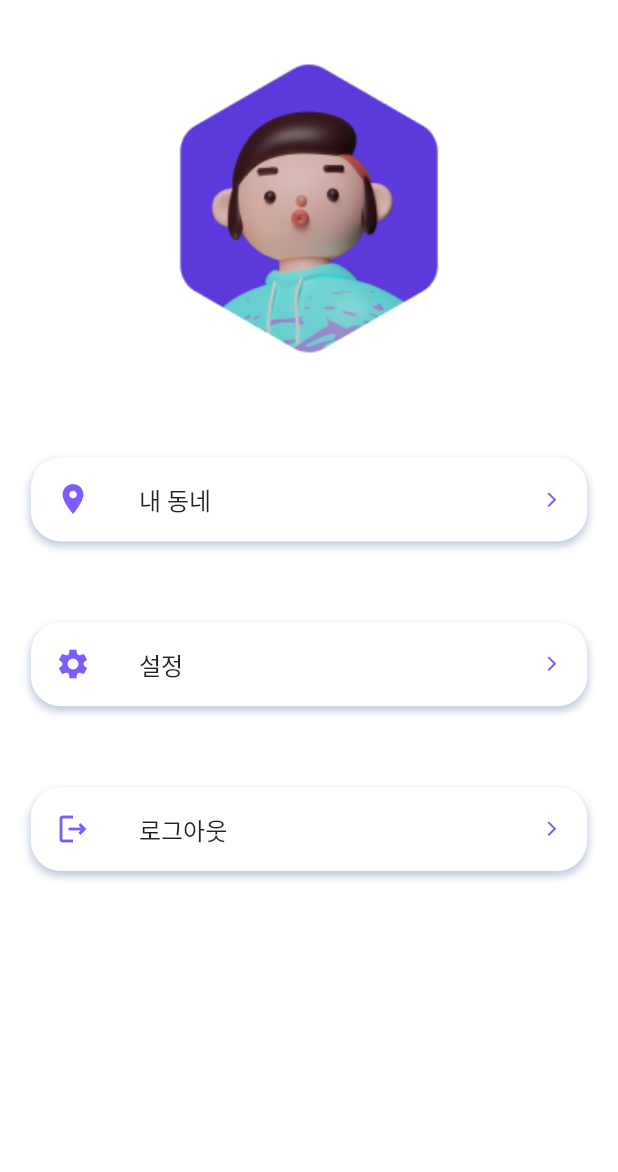
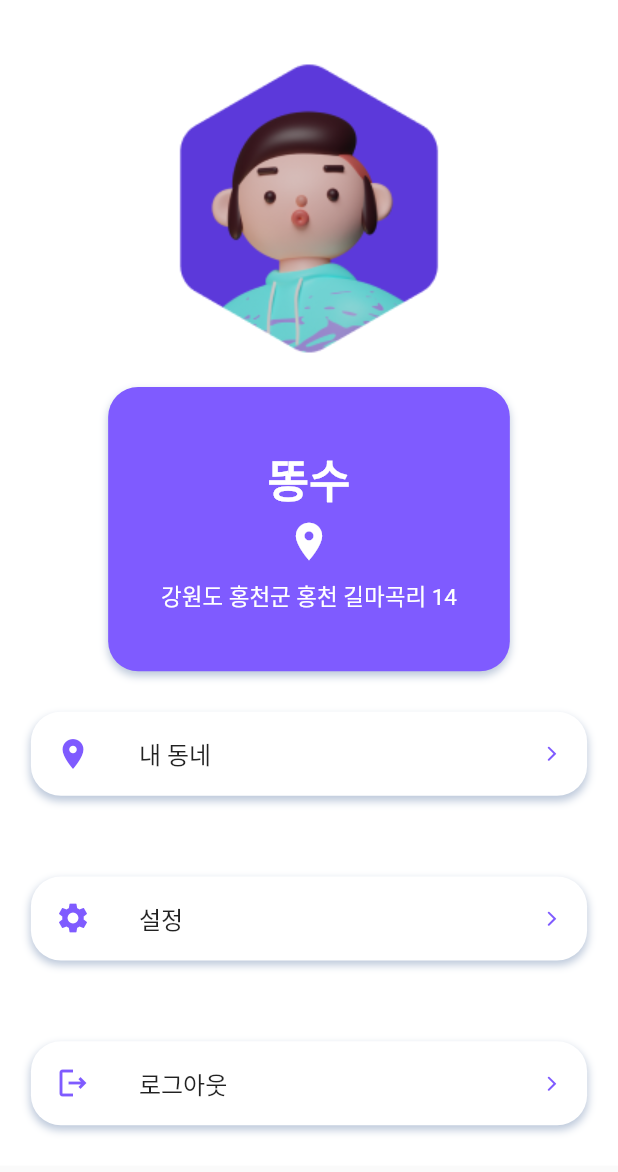
Before and after one commit to clroot/nona-muckja-frontend, a Flutter app: the ProfilePage screen opened directly, on a phone screen of 412 x 824 dp. Shown: the top 1172 px of the screen. Run offline on Flutter 3.47's test engine with Material 2 defaults, Android fonts, the phone set to English and light mode, and no system bars; our stand-ins replace flutter_dotenv, flutter_secure_storage, geolocator, permission_handler, persistent_bottom_nav_bar and 1 more; missing offline and left inert: dart:ffi, kakao_flutter_sdk; accounts and stored records are empty; Roboto replaces fonts that are missing (MinSans-Medium).

Commit message:
userprofile 수정

```diff
--- a/lib/main.dart
+++ b/lib/main.dart
@@ -1,5 +1,6 @@
 import 'package:flutter/material.dart';
 import 'package:nonamukja/pages/MainPage/main_page.dart';
+import 'package:nonamukja/pages/navigation_controll.dart';
 import 'package:nonamukja/pages/user_manage.dart';
 import 'package:flutter_dotenv/flutter_dotenv.dart';
 
--- a/lib/pages/EtcPage/user_profile.dart
+++ b/lib/pages/EtcPage/user_profile.dart
@@ -1,3 +1,5 @@
+import 'dart:developer';
+
 import 'package:flutter/cupertino.dart';
 import 'package:flutter/material.dart';
 import 'package:nonamukja/widget/etc/card.dart';
@@ -22,13 +24,51 @@ class _ProfilePageState extends State<ProfilePage> {
       body: SingleChildScrollView(
         child: Container(
             width: MediaQuery.of(context).size.width,
-            height: MediaQuery.of(context).size.height * 2,
+
             padding: EdgeInsets.only(top: 40),
             decoration: BoxDecoration(color: Colors.white),
             child: Column(
               children: [
                 Image.asset('assets/images/profile.png'),
-                Padding(padding: EdgeInsets.only(bottom: 40)),
+                Padding(padding: EdgeInsets.only(bottom: 20)),
+                Container(
+                  height: MediaQuery.of(context).size.height * 0.23,
+                  width: MediaQuery.of(context).size.width * 0.65,
+                  decoration: BoxDecoration(
+                    color: Color.fromARGB(255, 127, 91, 255),
+                    borderRadius: BorderRadius.circular(20),
+                      boxShadow: [
+                        BoxShadow(
+                          color: Color.fromARGB(255, 188, 200, 218),
+                          offset: Offset(0, 3),
+                          blurRadius: 4,
+                        )
+                      ]
+                  ),
+                    child: Column(
+                      mainAxisAlignment: MainAxisAlignment.center,
+                      children: [
+                        Text("똥수",style: TextStyle(
+                            fontWeight: FontWeight.bold,
+                            fontSize: 30,
+                            fontFamily: 'MinSans-Medium',
+                            color: Colors.white),),
+                        Padding(padding: EdgeInsets.only(top: 5)),
+                        Icon(Icons.location_on,color: Colors.white,size: 30,),
+                        Padding(padding: EdgeInsets.only(top: 10)),
+                        Text("강원도 홍천군 홍천 길마곡리 14",style: TextStyle(
+                            fontSize: 15,
+                            fontFamily: 'MinSans-Medium',
+                            color: Colors.white),
+
+                        ),
+
+
+
+
+                      ],
+                    ),
+                ),
                 Container(
                     height: MediaQuery.of(context).size.height * 0.4,
                     child: Column(
@@ -46,6 +86,7 @@ class _ProfilePageState extends State<ProfilePage> {
                                     blurRadius: 4,
                                   )
                                 ]),
+
                             child: ListTile(
                               iconColor: Color.fromARGB(255, 127, 91, 255),
                               onTap: () {
--- a/lib/widget/etc/card.dart
+++ b/lib/widget/etc/card.dart
@@ -113,8 +113,8 @@ class PartyCard extends StatelessWidget {
   }
 }
 
-class PartyHIstoryCard extends StatelessWidget {
-  const PartyHIstoryCard({
+class PartyHistoryCard extends StatelessWidget {
+  const PartyHistoryCard({
     Key? key,
     required this.chatTitle,
   }) : super(key: key);
```
Also changed, not shown: lib/pages/PartyHistoryPage/party_history_page.dart (+5 -5 lines).
